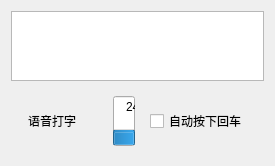
Before: the Qt Designer form EasyPointer/DialogRecord.ui in wlffeng2008/EasyPointer, drawn with Qt 5.
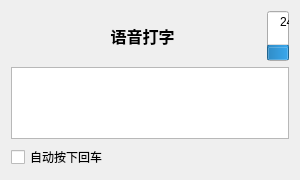
After: the same form once the commit is applied. Icons and pictures are not drawn.

Patch:
```diff
--- a/EasyPointer/DialogRecord.ui
+++ b/EasyPointer/DialogRecord.ui
@@ -6,31 +6,20 @@
    <rect>
     <x>0</x>
     <y>0</y>
-    <width>275</width>
-    <height>163</height>
+    <width>300</width>
+    <height>180</height>
    </rect>
   </property>
   <property name="windowTitle">
    <string>Dialog</string>
   </property>
-  <layout class="QVBoxLayout" name="verticalLayout" stretch="0,0">
+  <layout class="QVBoxLayout" name="verticalLayout" stretch="0,0,0">
    <item>
-    <widget class="QTextEdit" name="textEdit"/>
-   </item>
-   <item alignment="Qt::AlignmentFlag::AlignHCenter">
-    <widget class="QFrame" name="frameBm">
-     <layout class="QHBoxLayout" name="horizontalLayout">
-      <property name="spacing">
-       <number>15</number>
+    <layout class="QHBoxLayout" name="horizontalLayout_2" stretch="0,1,1">
+     <property name="topMargin">
+      <number>0</number>
       </property>
       <item>
-       <widget class="QLabel" name="label">
-        <property name="text">
-         <string>语音打字</string>
-        </property>
-       </widget>
-      </item>
-      <item alignment="Qt::AlignmentFlag::AlignHCenter">
        <widget class="QLabel" name="labelAudio">
         <property name="text">
          <string/>
@@ -40,7 +29,23 @@
         </property>
        </widget>
       </item>
-      <item alignment="Qt::AlignmentFlag::AlignHCenter">
+     <item>
+      <widget class="QLabel" name="labelType">
+       <property name="font">
+        <font>
+         <pointsize>12</pointsize>
+         <bold>true</bold>
+        </font>
+       </property>
+       <property name="text">
+        <string>语音打字</string>
+       </property>
+       <property name="alignment">
+        <set>Qt::AlignmentFlag::AlignCenter</set>
+       </property>
+      </widget>
+     </item>
+     <item>
        <widget class="QProgressBar" name="progressBar">
         <property name="maximumSize">
          <size>
@@ -56,14 +61,16 @@
         </property>
        </widget>
       </item>
+    </layout>
+   </item>
+   <item>
+    <widget class="QTextEdit" name="textEdit"/>
+   </item>
       <item>
        <widget class="QCheckBox" name="checkBox">
         <property name="text">
          <string>自动按下回车</string>
         </property>
-       </widget>
-      </item>
-     </layout>
     </widget>
    </item>
   </layout>
```
Lines whose indentation alone changed are shown as unchanged.
